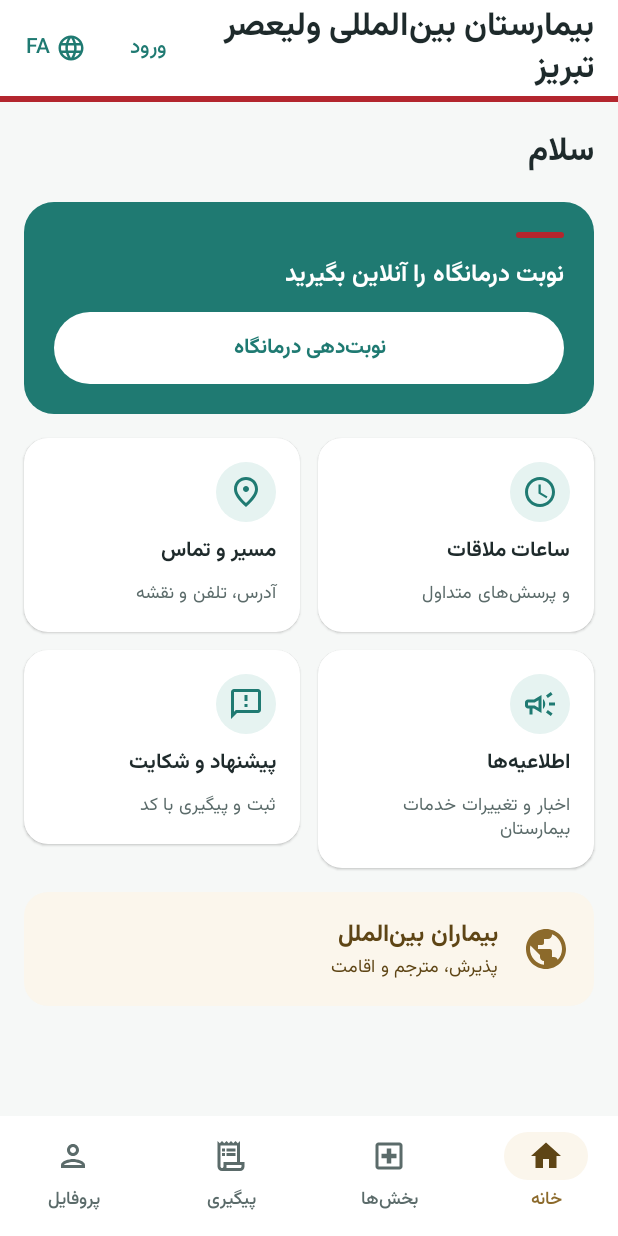
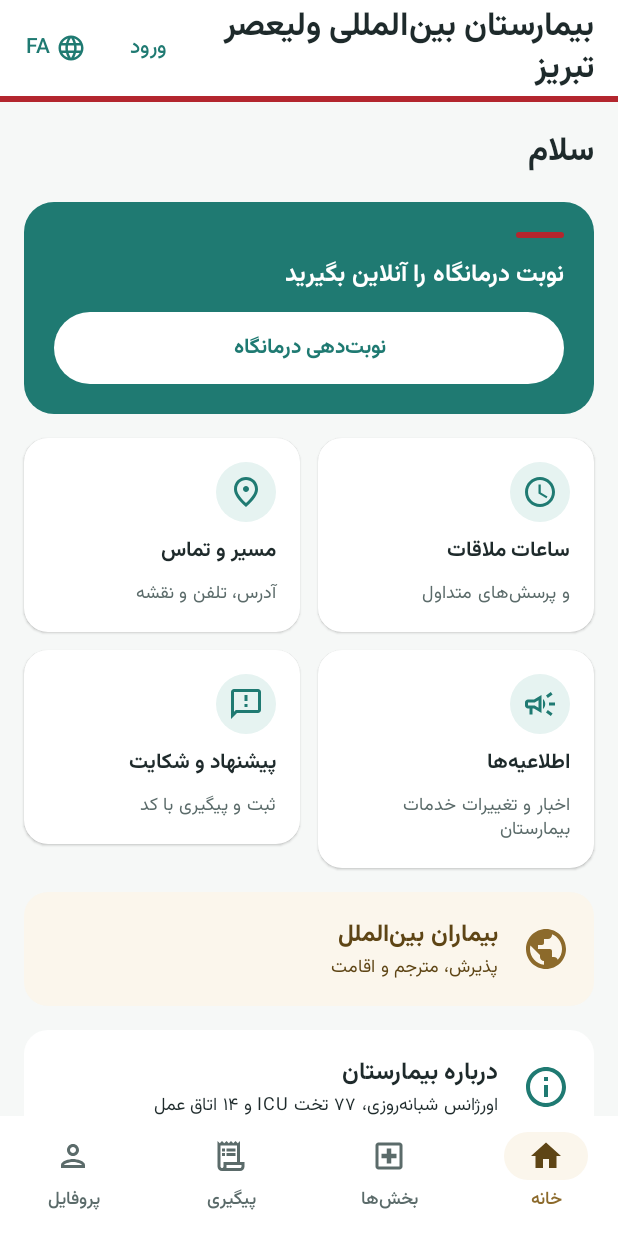
Before and after one commit to abdollah1366/valiasr-hospital.app, an Android app built with Jetpack Compose: the screen it shows after launch (MainActivity), after a tap on "ادامه بدون ورود", on a phone screen of 412 x 824 dp. Run offline under Robolectric (Android 15) with nearby library versions, the phone set to English and light mode, and no system bars; 6 statements that could not run were skipped; 1 other tap on this screen came first.

Commit message:
اطلاعات تماس رسمی بیمارستان و صفحه «درباره بیمارستان»
Co-Authored-By: Claude Opus 5.5 (1M context) <noreply@anthropic.com>
Claude-Session: https://claude.ai/code/session_01Vh6AZB2SfAdXGNxqDPFk2p

```diff
--- a/app/src/main/java/com/barati/razi/feature/patient/PatientHome.kt
+++ b/app/src/main/java/com/barati/razi/feature/patient/PatientHome.kt
@@ -30,12 +30,12 @@ import androidx.compose.material.icons.outlined.Campaign
 import androidx.compose.material.icons.outlined.Email
 import androidx.compose.material.icons.outlined.Feedback
 import androidx.compose.material.icons.outlined.Home
+import androidx.compose.material.icons.outlined.Info
 import androidx.compose.material.icons.outlined.Language
 import androidx.compose.material.icons.outlined.LocalHospital
 import androidx.compose.material.icons.outlined.Map
 import androidx.compose.material.icons.outlined.Person
 import androidx.compose.material.icons.outlined.Phone
-import androidx.compose.material.icons.outlined.Photo
 import androidx.compose.material.icons.outlined.Place
 import androidx.compose.material.icons.outlined.Public
 import androidx.compose.material.icons.automirrored.filled.ReceiptLong
@@ -60,11 +60,13 @@ import androidx.compose.runtime.saveable.rememberSaveable
 import androidx.compose.runtime.setValue
 import androidx.compose.ui.Alignment
 import androidx.compose.ui.Modifier
+import androidx.compose.ui.graphics.Color
 import androidx.compose.ui.graphics.vector.ImageVector
 import androidx.compose.ui.platform.LocalUriHandler
 import androidx.compose.ui.platform.UriHandler
 import androidx.compose.ui.res.stringResource
 import androidx.compose.ui.text.font.FontWeight
+import androidx.compose.ui.text.style.TextAlign
 import androidx.compose.ui.unit.dp
 import com.barati.razi.AppContainer
 import com.barati.razi.R
@@ -107,6 +109,7 @@ fun PatientHomeScreen(
     onNews: () -> Unit,
     onContact: () -> Unit,
     onInternational: () -> Unit,
+    onAbout: () -> Unit,
     onTrackIncident: () -> Unit,
     onStaff: () -> Unit,
 ) {
@@ -145,6 +148,7 @@ fun PatientHomeScreen(
                 onContact = onContact,
                 onFeedback = { tab = PatientTab.TRACK.ordinal },
                 onInternational = onInternational,
+                onAbout = onAbout,
             )
             PatientTab.UNITS -> UnitsList(container, padding)
             PatientTab.TRACK -> FeedbackBody(container, padding)
@@ -173,6 +177,7 @@ private fun HomeTab(
     onContact: () -> Unit,
     onFeedback: () -> Unit,
     onInternational: () -> Unit,
+    onAbout: () -> Unit,
 ) {
     val uri = LocalUriHandler.current
     // مراجع غیرفارسی‌زبان به احتمال زیاد بیمار بین‌الملل است؛ کارت مربوط بالاتر می‌آید.
@@ -198,6 +203,7 @@ private fun HomeTab(
             ),
         )
         if (!internationalFirst) InternationalCard(onInternational)
+        WideCard(Icons.Outlined.Info, stringResource(R.string.about_title), stringResource(R.string.about_sub), onAbout)
     }
 }
 
@@ -268,16 +274,35 @@ private fun SmallTile(t: Tile, modifier: Modifier) {
 
 @Composable
 private fun InternationalCard(onClick: () -> Unit) {
+    WideCard(
+        Icons.Outlined.Public,
+        stringResource(R.string.international_title),
+        stringResource(R.string.international_sub),
+        onClick,
+        container = MaterialTheme.colorScheme.secondaryContainer,
+        tint = MaterialTheme.colorScheme.secondary,
+    )
+}
+
+@Composable
+private fun WideCard(
+    icon: ImageVector,
+    title: String,
+    subtitle: String,
+    onClick: () -> Unit,
+    container: Color = MaterialTheme.colorScheme.surface,
+    tint: Color = MaterialTheme.colorScheme.primary,
+) {
     Card(
         Modifier.fillMaxWidth().clickable(onClick = onClick),
         shape = RoundedCornerShape(16.dp),
-        colors = CardDefaults.cardColors(containerColor = MaterialTheme.colorScheme.secondaryContainer),
+        colors = CardDefaults.cardColors(containerColor = container),
     ) {
         Row(Modifier.padding(16.dp), verticalAlignment = Alignment.CenterVertically, horizontalArrangement = Arrangement.spacedBy(16.dp)) {
-            Icon(Icons.Outlined.Public, contentDescription = null, Modifier.size(32.dp), tint = MaterialTheme.colorScheme.secondary)
+            Icon(icon, contentDescription = null, Modifier.size(32.dp), tint = tint)
             Column(Modifier.weight(1f)) {
-                Text(stringResource(R.string.international_title), style = MaterialTheme.typography.titleMedium, fontWeight = FontWeight.Bold)
-                Text(stringResource(R.string.international_sub), style = MaterialTheme.typography.bodySmall)
+                Text(title, style = MaterialTheme.typography.titleMedium, fontWeight = FontWeight.Bold)
+                Text(subtitle, style = MaterialTheme.typography.bodySmall)
             }
         }
     }
@@ -362,7 +387,7 @@ private fun UnconfirmedNote() {
     )
 }
 
-/** مسیر و تماس: نشانی، نقشه، تلفن‌ها، ایمیل و اینستاگرام. */
+/** مسیر و تماس: نشانی، نقشه، تلفن و ایمیل. */
 @Composable
 fun ContactScreen(onBack: () -> Unit) {
     val uri = LocalUriHandler.current
@@ -389,20 +414,11 @@ fun ContactScreen(onBack: () -> Unit) {
                         uri.tryOpen("tel:${HospitalInfo.PHONE}")
                     }
                     HorizontalDivider()
-                    InfoRow(Icons.Outlined.Phone, stringResource(R.string.contact_booking_phone), ltr(HospitalInfo.BOOKING_PHONE_DISPLAY)) {
-                        uri.tryOpen("tel:${HospitalInfo.BOOKING_PHONE}")
-                    }
-                    HorizontalDivider()
                     InfoRow(Icons.Outlined.Email, stringResource(R.string.contact_email), ltr(HospitalInfo.EMAIL)) {
                         uri.tryOpen("mailto:${HospitalInfo.EMAIL}")
                     }
-                    HorizontalDivider()
-                    InfoRow(Icons.Outlined.Photo, stringResource(R.string.contact_instagram), ltr("@" + HospitalInfo.INSTAGRAM)) {
-                        uri.tryOpen(HospitalInfo.INSTAGRAM_URL)
-                    }
                 }
             }
-            UnconfirmedNote()
         }
     }
 }
@@ -440,3 +456,68 @@ fun InternationalScreen(onBack: () -> Unit) {
         }
     }
 }
+
+/** معرفی بیمارستان: آمار اصلی، خدمات و بخش‌های تخصصی (متن رسمی بیمارستان). */
+@Composable
+fun AboutScreen(onBack: () -> Unit) {
+    RaziScaffold(title = stringResource(R.string.about_title), onBack = onBack) { padding ->
+        Column(
+            Modifier.fillMaxSize().padding(padding).verticalScroll(rememberScrollState()).padding(16.dp),
+            verticalArrangement = Arrangement.spacedBy(16.dp),
+        ) {
+            Text(stringResource(R.string.about_body), style = MaterialTheme.typography.bodyLarge)
+            Card(
+                Modifier.fillMaxWidth(),
+                shape = RoundedCornerShape(16.dp),
+                colors = CardDefaults.cardColors(containerColor = MaterialTheme.colorScheme.primary),
+            ) {
+                Column(Modifier.padding(16.dp), verticalArrangement = Arrangement.spacedBy(4.dp)) {
+                    Text(
+                        stringResource(R.string.about_er_n) + "  " + stringResource(R.string.about_er),
+                        style = MaterialTheme.typography.titleMedium,
+                        fontWeight = FontWeight.Bold,
+                        color = MaterialTheme.colorScheme.onPrimary,
+                    )
+                    Text(stringResource(R.string.about_er_visits), color = MaterialTheme.colorScheme.onPrimary)
+                }
+            }
+            Row(horizontalArrangement = Arrangement.spacedBy(12.dp)) {
+                Stat(stringResource(R.string.about_icu_n), stringResource(R.string.about_icu), Modifier.weight(1f))
+                Stat(stringResource(R.string.about_ccu_n), stringResource(R.string.about_ccu), Modifier.weight(1f))
+                Stat(stringResource(R.string.about_or_n), stringResource(R.string.about_or), Modifier.weight(1f))
+            }
+            AboutSection(R.string.about_depts_title, R.string.about_depts)
+            AboutSection(R.string.about_diag_title, R.string.about_diag)
+            AboutSection(R.string.about_special_title, R.string.about_special)
+            Text(
+                stringResource(R.string.about_approach),
+                style = MaterialTheme.typography.bodyMedium,
+                color = MaterialTheme.colorScheme.onSurfaceVariant,
+            )
+        }
+    }
+}
+
+@Composable
+private fun Stat(value: String, label: String, modifier: Modifier) {
+    Card(
+        modifier.heightIn(min = 96.dp),
+        shape = RoundedCornerShape(16.dp),
+        colors = CardDefaults.cardColors(containerColor = MaterialTheme.colorScheme.primaryContainer),
+    ) {
+        Column(Modifier.fillMaxWidth().padding(12.dp), horizontalAlignment = Alignment.CenterHorizontally) {
+            Text(value, style = MaterialTheme.typography.headlineSmall, fontWeight = FontWeight.Bold, color = MaterialTheme.colorScheme.primary)
+            Text(label, style = MaterialTheme.typography.bodySmall, textAlign = TextAlign.Center)
+        }
+    }
+}
+
+@Composable
+private fun AboutSection(title: Int, body: Int) {
+    Card(Modifier.fillMaxWidth(), colors = CardDefaults.cardColors(containerColor = MaterialTheme.colorScheme.surface)) {
+        Column(Modifier.padding(16.dp), verticalArrangement = Arrangement.spacedBy(6.dp)) {
+            Text(stringResource(title), style = MaterialTheme.typography.titleSmall, fontWeight = FontWeight.Bold)
+            Text(stringResource(body))
+        }
+    }
+}
--- a/app/src/main/java/com/barati/razi/ui/navigation/RaziNavHost.kt
+++ b/app/src/main/java/com/barati/razi/ui/navigation/RaziNavHost.kt
@@ -35,6 +35,7 @@ import com.barati.razi.feature.incident.MyIncidentsScreen
 import com.barati.razi.feature.incident.ReviewListScreen
 import com.barati.razi.feature.incident.TrackIncidentScreen
 import com.barati.razi.feature.notifications.NotificationsScreen
+import com.barati.razi.feature.patient.AboutScreen
 import com.barati.razi.feature.patient.ContactScreen
 import com.barati.razi.feature.patient.InternationalScreen
 import com.barati.razi.feature.patient.PatientHomeScreen
@@ -66,6 +67,7 @@ object Routes {
     const val NEWS = "news"
     const val CONTACT = "contact"
     const val INTERNATIONAL = "international"
+    const val ABOUT = "about"
     const val TRACK = "track?code={code}&secret={secret}"
     const val LOGIN = "login"
     const val CHANGE_PASSWORD = "change_password"
@@ -190,6 +192,7 @@ fun RaziNavHost(container: AppContainer, nav: NavHostController = rememberNavCon
                     onNews = { nav.navigate(Routes.NEWS) },
                     onContact = { nav.navigate(Routes.CONTACT) },
                     onInternational = { nav.navigate(Routes.INTERNATIONAL) },
+                    onAbout = { nav.navigate(Routes.ABOUT) },
                     onTrackIncident = { nav.navigate(Routes.track()) },
                     onStaff = {
                         val s = session
@@ -216,6 +219,7 @@ fun RaziNavHost(container: AppContainer, nav: NavHostController = rememberNavCon
         composable(Routes.NEWS) { PatientContent(container) { PublicNewsScreen(container, back) } }
         composable(Routes.CONTACT) { PatientContent(container) { ContactScreen(back) } }
         composable(Routes.INTERNATIONAL) { PatientContent(container) { InternationalScreen(back) } }
+        composable(Routes.ABOUT) { PatientContent(container) { AboutScreen(back) } }
         composable(
             Routes.TRACK,
             arguments = listOf(
--- a/app/src/main/res/values/strings.xml
+++ b/app/src/main/res/values/strings.xml
@@ -100,12 +100,10 @@
     <string name="international_title">بیماران بین‌الملل</string>
     <string name="international_sub">پذیرش، مترجم و اقامت</string>
     <string name="contact_title">مسیر و تماس</string>
-    <string name="contact_address">تبریز، زعفرانیه، خیابان امام، نزدیک میدان افلاک‌نما</string>
+    <string name="contact_address">تبریز، خیابان امام، اول زعفرانیه، میدان افلاک‌نما</string>
     <string name="contact_open_map">نمایش روی نقشه</string>
     <string name="contact_phone">تلفن بیمارستان</string>
-    <string name="contact_booking_phone">تلفن نوبت‌دهی</string>
     <string name="contact_email">ایمیل</string>
-    <string name="contact_instagram">اینستاگرام</string>
     <string name="intl_title">بیماران بین‌الملل</string>
     <string name="intl_intro">بیمارستان بین‌المللی ولیعصر تبریز برای بیماران خارج از ایران واحد پذیرش بین‌الملل دارد.</string>
     <string name="intl_service_admission">هماهنگی پذیرش و نوبت پیش از سفر</string>
@@ -118,4 +116,23 @@
     <string name="profile_mobile">شماره موبایل</string>
     <string name="profile_sign_out">خروج از حساب</string>
     <string name="profile_signed_out">برای پیگیری درخواست‌ها و ذخیره زبان روی حسابتان وارد شوید.</string>
+    <string name="about_title">درباره بیمارستان</string>
+    <string name="about_body">بیمارستان بین‌المللی ولیعصر تبریز، بزرگ‌ترین بیمارستان خصوصی کشور، طیف وسیعی از خدمات تخصصی و فوق‌تخصصی تشخیصی، درمانی و بازتوانی را ارائه می‌دهد.</string>
+    <string name="about_sub">اورژانس شبانه‌روزی، ۷۷ تخت ICU و ۱۴ اتاق عمل</string>
+    <string name="about_er_n">۲۴/۷</string>
+    <string name="about_er">اورژانس شبانه‌روزی</string>
+    <string name="about_er_visits">بیش از ۴۰۰۰ مراجعه در ماه</string>
+    <string name="about_icu_n">۷۷</string>
+    <string name="about_icu">تخت ICU</string>
+    <string name="about_ccu_n">۸</string>
+    <string name="about_ccu">تخت CCU</string>
+    <string name="about_or_n">۱۴</string>
+    <string name="about_or">اتاق عمل مدرن</string>
+    <string name="about_diag_title">تشخیص و درمان</string>
+    <string name="about_diag">CT-Scan، MRI، PET-Scan، طب هسته‌ای، رادیولوژی، شیمی‌درمانی و رادیوتراپی، آندوسکوپی و مراقبت‌های سرپایی</string>
+    <string name="about_special_title">خدمات ویژه</string>
+    <string name="about_special">درمان ناباروری، اختلالات خواب، دردهای مزمن و بیماری‌های صعب‌العلاج</string>
+    <string name="about_depts_title">بخش‌های تخصصی</string>
+    <string name="about_depts">قلب و عروق، مادر و نوزاد، مغز و اعصاب، گوارش و کبد، ارتوپدی، اورولوژی، آنکولوژی، نفرولوژی، بیماری‌های عفونی، ریه، گوش و حلق و بینی، IVF و جراحی‌های پیشرفته</string>
+    <string name="about_approach">رویکرد بیمارستان کاملاً بیمارمحور است؛ از معماری آرامش‌بخش تا نوبت‌دهی هوشمند و پرونده الکترونیک، همه برای تجربه‌ای امن و آرام طراحی شده‌اند.</string>
 </resources>
```
Also changed, not shown: app/src/main/java/com/barati/razi/core/HospitalInfo.kt (+3 -10 lines), 4 other files.
